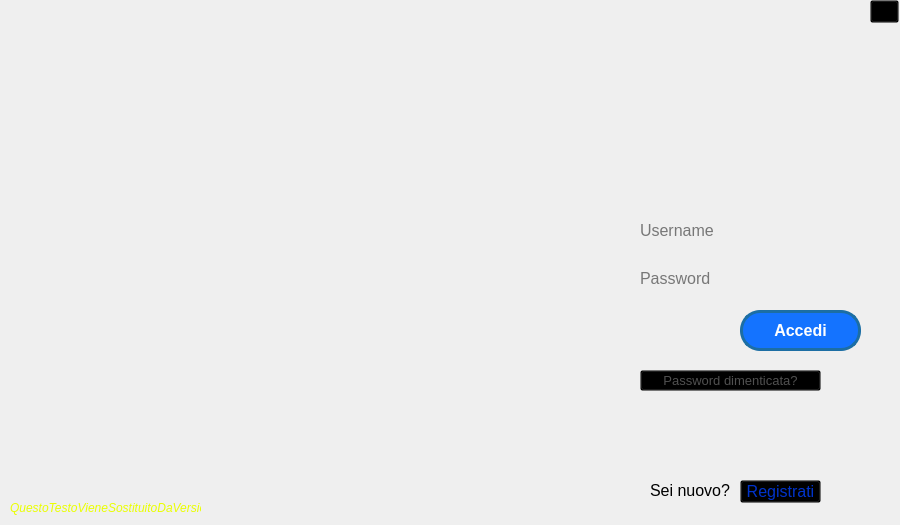
First picture: the form in ClientModule/loginwindow.ui, repository giovannic96/Real-time-collaborative-text-editor, before the edit.
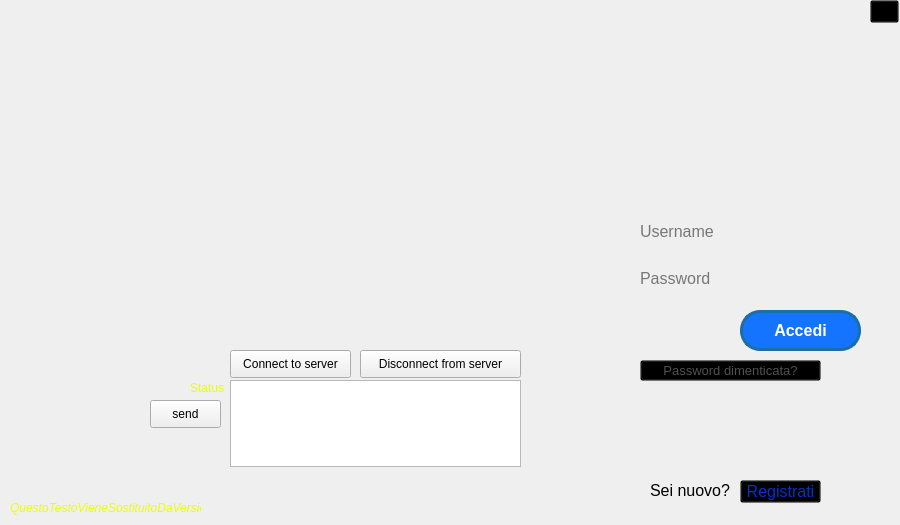
Second picture: the form after the edit. Icons and pictures are not drawn.

```diff
--- a/ClientModule/loginwindow.ui
+++ b/ClientModule/loginwindow.ui
@@ -29,38 +29,11 @@
    <string notr="true">#centralwidget {border-image: url(:/image/accesso.jpg);}</string>
   </property>
   <widget class="QWidget" name="centralwidget">
-   <widget class="QPushButton" name="exitButton">
-    <property name="geometry">
-     <rect>
-      <x>870</x>
-      <y>0</y>
-      <width>29</width>
-      <height>23</height>
-     </rect>
-    </property>
-    <property name="cursor">
-     <cursorShape>PointingHandCursor</cursorShape>
-    </property>
-    <property name="styleSheet">
-     <string notr="true">background-color: Transparent;
-background-repeat:no-repeat;
-</string>
-    </property>
-    <property name="text">
-     <string/>
-    </property>
-    <property name="iconSize">
-     <size>
-      <width>25</width>
-      <height>25</height>
-     </size>
-    </property>
-   </widget>
    <widget class="QLineEdit" name="LineEditUsernameForm">
     <property name="geometry">
      <rect>
       <x>630</x>
-      <y>215</y>
+      <y>216</y>
       <width>231</width>
       <height>31</height>
      </rect>
@@ -126,9 +99,6 @@
       <bold>true</bold>
      </font>
     </property>
-    <property name="cursor">
-     <cursorShape>PointingHandCursor</cursorShape>
-    </property>
     <property name="styleSheet">
      <string notr="true">#LoginButton{color: rgb(255, 255, 255); 
 background-color: rgb(20, 115, 255); 
@@ -172,7 +142,7 @@
     <property name="geometry">
      <rect>
       <x>640</x>
-      <y>370</y>
+      <y>360</y>
       <width>181</width>
       <height>21</height>
      </rect>
@@ -182,9 +152,6 @@
       <pointsize>10</pointsize>
      </font>
     </property>
-    <property name="cursor">
-     <cursorShape>PointingHandCursor</cursorShape>
-    </property>
     <property name="styleSheet">
      <string notr="true">#ForgotPasswordButton {
 color: #505050;
@@ -217,9 +184,6 @@
       <pointsize>12</pointsize>
      </font>
     </property>
-    <property name="cursor">
-     <cursorShape>PointingHandCursor</cursorShape>
-    </property>
     <property name="styleSheet">
      <string notr="true">#RegistratiButton {
 color: #0033CC;
@@ -254,6 +218,98 @@
      <string>Sei nuovo?</string>
     </property>
    </widget>
+   <widget class="QLabel" name="label_status">
+    <property name="geometry">
+     <rect>
+      <x>190</x>
+      <y>380</y>
+      <width>55</width>
+      <height>16</height>
+     </rect>
+    </property>
+    <property name="styleSheet">
+     <string notr="true">color: #EAFF00;</string>
+    </property>
+    <property name="text">
+     <string>Status</string>
+    </property>
+   </widget>
+   <widget class="QPushButton" name="pushButton_connect">
+    <property name="geometry">
+     <rect>
+      <x>230</x>
+      <y>350</y>
+      <width>121</width>
+      <height>28</height>
+     </rect>
+    </property>
+    <property name="text">
+     <string>Connect to server</string>
+    </property>
+   </widget>
+   <widget class="QPushButton" name="pushButton_disconnect">
+    <property name="geometry">
+     <rect>
+      <x>360</x>
+      <y>350</y>
+      <width>161</width>
+      <height>28</height>
+     </rect>
+    </property>
+    <property name="text">
+     <string>Disconnect from server</string>
+    </property>
+   </widget>
+   <widget class="QTextEdit" name="textEdit_log">
+    <property name="geometry">
+     <rect>
+      <x>230</x>
+      <y>380</y>
+      <width>291</width>
+      <height>87</height>
+     </rect>
+    </property>
+   </widget>
+   <widget class="QPushButton" name="pushButton_send">
+    <property name="geometry">
+     <rect>
+      <x>150</x>
+      <y>400</y>
+      <width>71</width>
+      <height>28</height>
+     </rect>
+    </property>
+    <property name="text">
+     <string>send</string>
+    </property>
+   </widget>
+   <widget class="QPushButton" name="exitButton">
+    <property name="geometry">
+     <rect>
+      <x>870</x>
+      <y>0</y>
+      <width>29</width>
+      <height>23</height>
+     </rect>
+    </property>
+    <property name="cursor">
+     <cursorShape>PointingHandCursor</cursorShape>
+    </property>
+    <property name="styleSheet">
+     <string notr="true">background-color: Transparent;
+background-repeat:no-repeat;
+</string>
+    </property>
+    <property name="text">
+     <string/>
+    </property>
+    <property name="iconSize">
+     <size>
+      <width>25</width>
+      <height>25</height>
+     </size>
+    </property>
+   </widget>
   </widget>
  </widget>
  <resources/>
```
